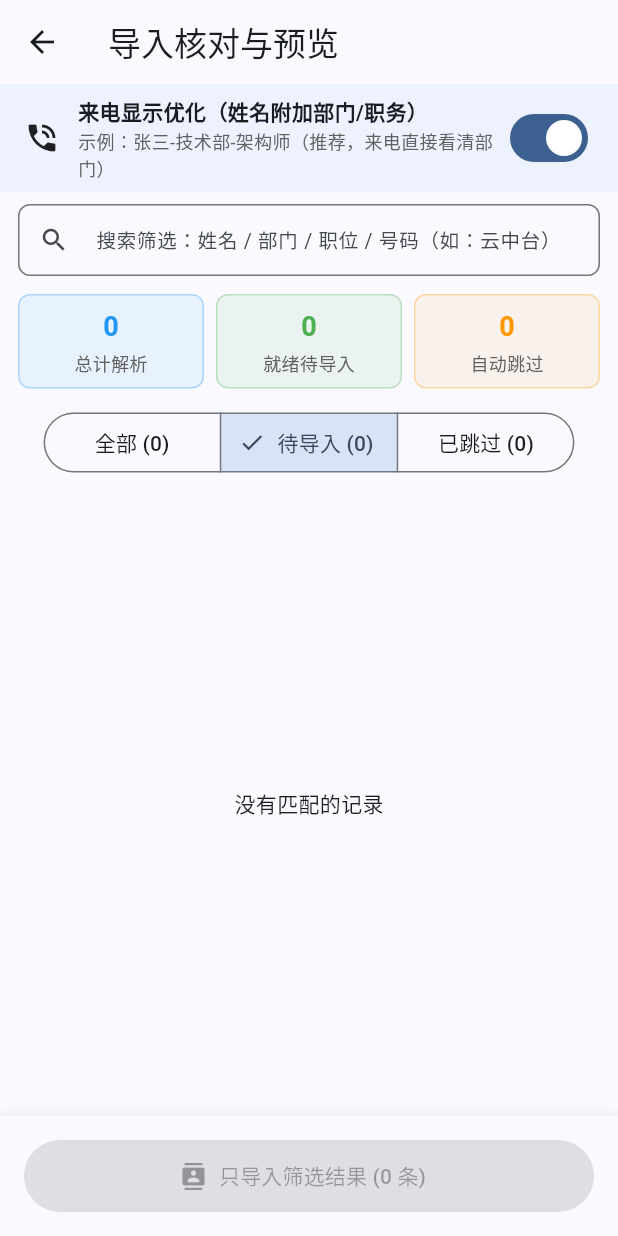
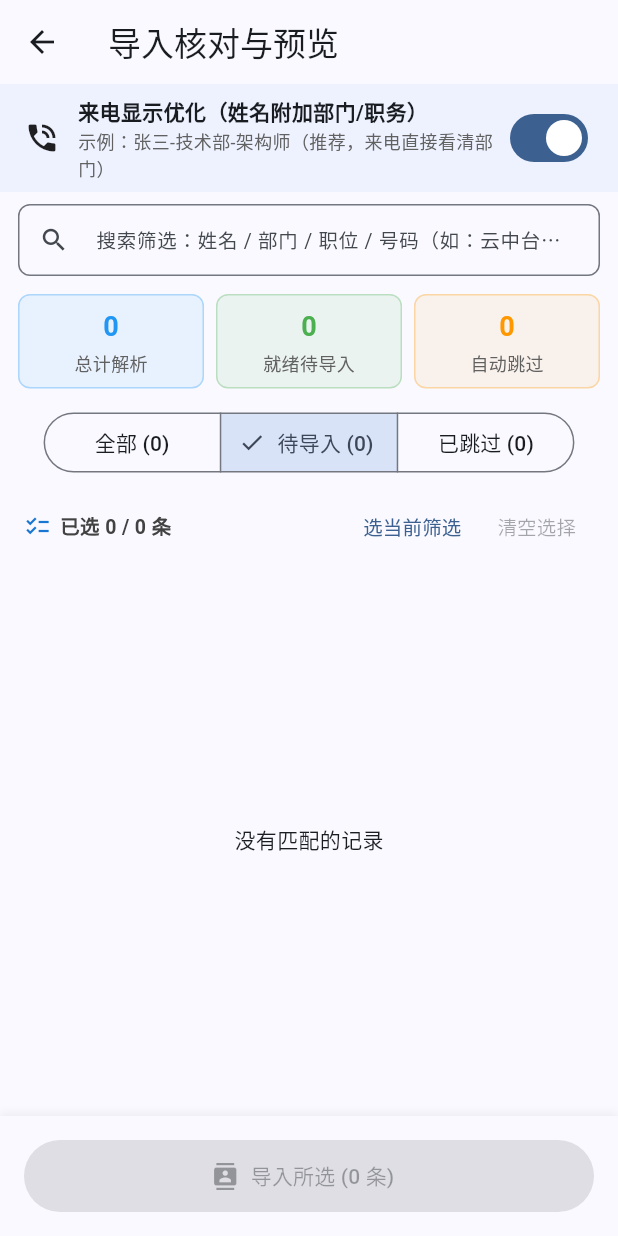
Before and after one commit to Dylanrieder1/reporter, a Flutter app: the PreviewPage screen opened directly with empty values, after a tap on an icon or button, on a phone screen of 412 x 824 dp. Run offline on Flutter 3.47's test engine with Material 3 defaults, Android fonts, the phone set to English and light mode, and no system bars; our stand-ins replace csv, file_picker, flutter_contacts, permission_handler; missing offline and left inert: excel.

Commit message:
feat(preview): manual per-contact selection before import
- Each valid row gets a checkbox (tap row to toggle); selection state
  is kept across search/filter switches so users can select before or
  after filtering
- Selection bar shows 'selected X / valid Y' with 'select current
  filter' (bulk-check visible valid items) and 'clear' actions
- Import button now imports exactly the checked items (default: all
  valid), disabled when nothing is checked; skipped stats count
  everything not imported
- widget test covers toggle/clear/select-filter interactions

```diff
--- a/lib/views/preview_page.dart
+++ b/lib/views/preview_page.dart
@@ -34,6 +34,9 @@ class _PreviewPageState extends State<PreviewPage> {
   Set<String> _existingPhones = {};
   Set<String> _existingNames = {};
   List<ContactValidationItem> _items = [];
+
+  // 手动勾选：记录用户选中条目在 _items 中的下标（跨筛选/搜索保留）
+  final Set<int> _selectedIndexes = {};
 
   @override
   void initState() {
@@ -73,6 +76,28 @@ class _PreviewPageState extends State<PreviewPage> {
       existingNames: _existingNames,
       appendDeptTitleToName: _appendDeptTitle,
     );
+    // 数据重算后恢复默认选择：全选有效条目
+    _resetSelection();
+  }
+
+  /// 默认全选所有有效条目（用户可自由取消或增选）
+  void _resetSelection() {
+    _selectedIndexes
+      ..clear()
+      ..addAll([
+        for (int i = 0; i < _items.length; i++)
+          if (_items[i].isValid) i,
+      ]);
+  }
+
+  void _toggleItemSelection(int index) {
+    setState(() {
+      if (_selectedIndexes.contains(index)) {
+        _selectedIndexes.remove(index);
+      } else {
+        _selectedIndexes.add(index);
+      }
+    });
   }
 
   void _toggleAppendDeptTitle(bool value) {
@@ -109,11 +134,17 @@ class _PreviewPageState extends State<PreviewPage> {
   List<ContactValidationItem> get _importableVisibleItems =>
       _filteredItems.where((e) => e.isValid).toList();
 
+  /// 用户勾选的有效条目（按下标顺序，跨筛选保留）
+  List<ContactValidationItem> get _selectedValidItems => <ContactValidationItem>[
+        for (int i = 0; i < _items.length; i++)
+          if (_selectedIndexes.contains(i) && _items[i].isValid) _items[i],
+      ];
+
   Future<void> _startImport() async {
-    final validItems = _importableVisibleItems;
+    final validItems = _selectedValidItems;
     if (validItems.isEmpty) {
       ScaffoldMessenger.of(context).showSnackBar(
-        const SnackBar(content: Text('当前没有有效待导入的联系人')),
+        const SnackBar(content: Text('请先勾选要导入的联系人')),
       );
       return;
     }
@@ -148,8 +179,8 @@ class _PreviewPageState extends State<PreviewPage> {
     if (!mounted) return;
 
     try {
-      // 跳过数只统计当前筛选范围内被跳过的条目（筛选掉的条目不计入）
-      final skippedCount = _filteredItems.length - validItems.length;
+      // 跳过数 = 全部条目 - 本次实际导入的条目（含校验跳过与未勾选的有效条目）
+      final skippedCount = _items.length - validItems.length;
       final stream = _service.importContactsStream(validItems);
 
       showDialog(
@@ -238,7 +269,7 @@ class _PreviewPageState extends State<PreviewPage> {
                                 setState(() => _searchKeyword = '');
                               },
                             ),
-                      hintText: '搜索筛选：姓名 / 部门 / 职位 / 号码（如：云中台）',
+                      hintText: '搜索筛选：姓名 / 部门 / 职位 / 号码（如：云中台），可勾选后导入',
                       hintStyle: const TextStyle(fontSize: 13),
                       border: OutlineInputBorder(
                         borderRadius: BorderRadius.circular(8),
@@ -280,7 +311,40 @@ class _PreviewPageState extends State<PreviewPage> {
                 ),
                 const SizedBox(height: 8),
 
-                // 4. 联系人预览列表
+                // 3.5 手动勾选控制行：跨筛选保留，"选当前筛选"可一键勾选可见的有效条目
+                Padding(
+                  padding: const EdgeInsets.fromLTRB(16, 0, 16, 0),
+                  child: Row(
+                    children: [
+                      Icon(Icons.checklist, size: 18, color: Colors.blue.shade700),
+                      const SizedBox(width: 6),
+                      Text(
+                        '已选 ${_selectedIndexes.length} / $validCount 条',
+                        style: TextStyle(
+                            fontSize: 13,
+                            fontWeight: FontWeight.w600,
+                            color: Colors.grey.shade800),
+                      ),
+                      const Spacer(),
+                      TextButton(
+                        child: const Text('选当前筛选', style: TextStyle(fontSize: 13)),
+                        onPressed: () {
+                          setState(() {
+                            for (final e in _importableVisibleItems) {
+                              _selectedIndexes.add(_items.indexOf(e));
+                            }
+                          });
+                        },
+                      ),
+                      TextButton(
+                        child: const Text('清空选择', style: TextStyle(fontSize: 13)),
+                        onPressed: _selectedIndexes.isEmpty
+                            ? null
+                            : () => setState(() => _selectedIndexes.clear()),
+                      ),
+                    ],
+                  ),
+                ),
                 Expanded(
                   child: _filteredItems.isEmpty
                       ? const Center(child: Text('没有匹配的记录'))
@@ -312,20 +376,12 @@ class _PreviewPageState extends State<PreviewPage> {
                     child: SizedBox(
                       width: double.infinity,
                       height: 48,
-                      child: Builder(builder: (ctx) {
-                        final visibleValidCount =
-                            _importableVisibleItems.length;
-                        final isFiltered = _searchKeyword.trim().isNotEmpty ||
-                            _selectedFilterIndex != 0;
-                        return FilledButton.icon(
+                      child: FilledButton.icon(
                         icon: const Icon(Icons.contacts),
-                          label: Text(isFiltered
-                              ? '只导入筛选结果 ($visibleValidCount 条)'
-                              : '开始写入系统通讯录 ($visibleValidCount 条)'),
+                        label: Text('导入所选 (${_selectedIndexes.length} 条)'),
                         onPressed:
-                              visibleValidCount > 0 ? _startImport : null,
-                        );
-                      }),
+                            _selectedIndexes.isNotEmpty ? _startImport : null,
+                      ),
                     ),
                   ),
                 ),
@@ -355,6 +411,8 @@ class _PreviewPageState extends State<PreviewPage> {
   }
 
   Widget _buildContactTile(ContactValidationItem item) {
+    final itemIndex = _items.indexOf(item);
+    final bool selected = _selectedIndexes.contains(itemIndex);
     final Color badgeColor;
     switch (item.status) {
       case ValidationStatus.valid:
@@ -372,11 +430,21 @@ class _PreviewPageState extends State<PreviewPage> {
         break;
     }
 
-    return Padding(
+    return InkWell(
+      onTap: item.isValid ? () => _toggleItemSelection(itemIndex) : null,
+      child: Padding(
         padding: const EdgeInsets.symmetric(vertical: 10),
         child: Row(
           crossAxisAlignment: CrossAxisAlignment.center,
           children: [
+            // 勾选框：仅有效条目可选；勾选状态跨筛选/搜索保留
+            Checkbox(
+              value: item.isValid && selected,
+              tristate: false,
+              onChanged: item.isValid
+                  ? (_) => _toggleItemSelection(itemIndex)
+                  : null,
+            ),
             CircleAvatar(
             backgroundColor: item.isValid ? Colors.blue.shade50 : Colors.grey.shade200,
             child: Text(
@@ -423,6 +491,7 @@ class _PreviewPageState extends State<PreviewPage> {
           ),
           ],
         ),
+      ),
     );
   }
 }
```
Also changed, not shown: 1 other file. Lines whose indentation alone changed are shown as unchanged.
